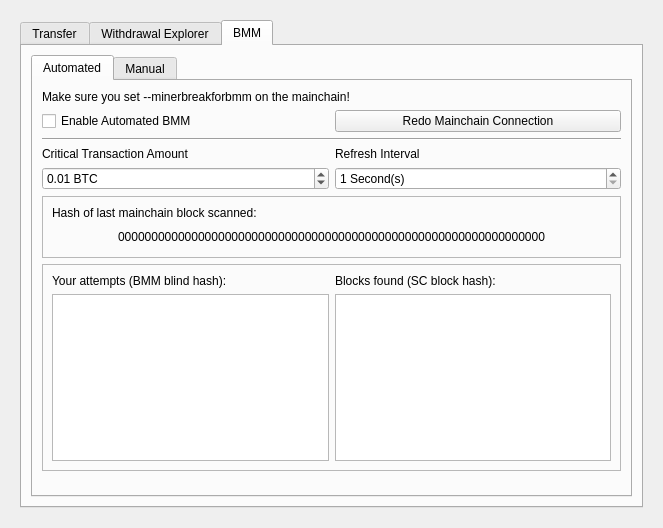
Before: the Qt Designer form src/qt/forms/sidechainpage.ui in skydogenet/sidechains, drawn with Qt 5.
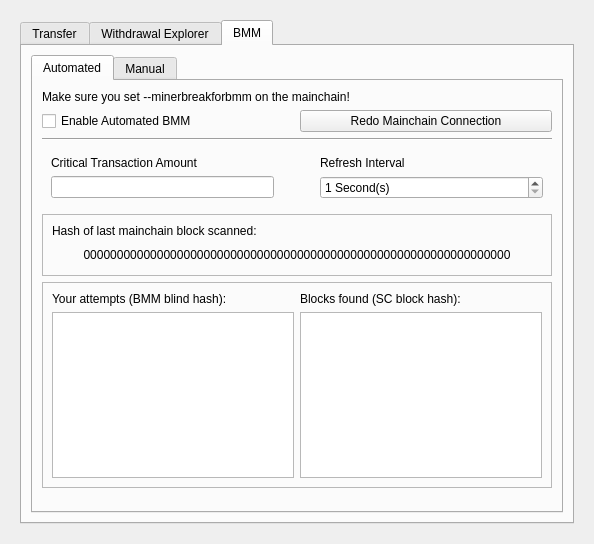
After: the same form once the commit is applied. The open tabs and pages were chosen to show the change. Icons and pictures are not drawn. Custom widgets are drawn as their Qt base class.

Commit message:
Bug fix, update BMM tab, change default bmm amount
* Fix bug where specified BMM critical transaction amount was not sent
to the mainchain and the default value was used instead.

* Change BMM amount interface from double spin box to bitcoinamountfield

* Change default BMM amount to 0.0001

Diff of the .ui file:
```diff
--- a/src/qt/forms/sidechainpage.ui
+++ b/src/qt/forms/sidechainpage.ui
@@ -6,10 +6,16 @@
    <rect>
     <x>0</x>
     <y>0</y>
-    <width>663</width>
-    <height>528</height>
+    <width>594</width>
+    <height>544</height>
    </rect>
   </property>
+  <property name="sizePolicy">
+   <sizepolicy hsizetype="Expanding" vsizetype="Preferred">
+    <horstretch>0</horstretch>
+    <verstretch>0</verstretch>
+   </sizepolicy>
+  </property>
   <property name="windowTitle">
    <string>Form</string>
   </property>
@@ -751,7 +757,69 @@
                  </property>
                 </widget>
                </item>
-               <item row="9" column="0" colspan="2">
+               <item row="1" column="0">
+                <widget class="QCheckBox" name="checkBoxEnableAutomation">
+                 <property name="statusTip">
+                  <string/>
+                 </property>
+                 <property name="whatsThis">
+                  <string/>
+                 </property>
+                 <property name="text">
+                  <string>Enable Automated BMM</string>
+                 </property>
+                 <property name="checked">
+                  <bool>false</bool>
+                 </property>
+                </widget>
+               </item>
+               <item row="0" column="0" colspan="2">
+                <widget class="QLabel" name="label_23">
+                 <property name="text">
+                  <string>Make sure you set --minerbreakforbmm on the mainchain!</string>
+                 </property>
+                </widget>
+               </item>
+               <item row="7" column="0" colspan="2">
+                <widget class="QFrame" name="frame_14">
+                 <property name="frameShape">
+                  <enum>QFrame::StyledPanel</enum>
+                 </property>
+                 <property name="frameShadow">
+                  <enum>QFrame::Raised</enum>
+                 </property>
+                 <layout class="QVBoxLayout" name="verticalLayout">
+                  <item>
+                   <widget class="QLabel" name="label_15">
+                    <property name="text">
+                     <string>Hash of last mainchain block scanned: </string>
+                    </property>
+                   </widget>
+                  </item>
+                  <item>
+                   <widget class="QPushButton" name="pushButtonHashBlockLastSeen">
+                    <property name="cursor">
+                     <cursorShape>ArrowCursor</cursorShape>
+                    </property>
+                    <property name="text">
+                     <string>0000000000000000000000000000000000000000000000000000000000000000</string>
+                    </property>
+                    <property name="flat">
+                     <bool>true</bool>
+                    </property>
+                   </widget>
+                  </item>
+                 </layout>
+                </widget>
+               </item>
+               <item row="1" column="1">
+                <widget class="QPushButton" name="pushButtonConfigureBMM">
+                 <property name="text">
+                  <string>Redo Mainchain Connection</string>
+                 </property>
+                </widget>
+               </item>
+               <item row="11" column="0" colspan="2">
                 <widget class="QFrame" name="frame_13">
                  <property name="frameShape">
                   <enum>QFrame::StyledPanel</enum>
@@ -783,7 +851,7 @@
                  </layout>
                 </widget>
                </item>
-               <item row="10" column="0" colspan="2">
+               <item row="12" column="0" colspan="2">
                 <spacer name="verticalSpacer_3">
                  <property name="orientation">
                   <enum>Qt::Vertical</enum>
@@ -799,129 +867,95 @@
                  </property>
                 </spacer>
                </item>
-               <item row="4" column="1">
-                <widget class="QSpinBox" name="spinBoxRefreshInterval">
-                 <property name="suffix">
-                  <string> Second(s)</string>
+               <item row="3" column="0" colspan="2">
+                <widget class="QFrame" name="frame_10">
+                 <property name="minimumSize">
+                  <size>
+                   <width>0</width>
+                   <height>0</height>
+                  </size>
                  </property>
-                 <property name="minimum">
-                  <number>1</number>
-                 </property>
-                 <property name="maximum">
-                  <number>600</number>
-                 </property>
-                 <property name="value">
-                  <number>1</number>
-                 </property>
-                </widget>
-               </item>
-               <item row="5" column="0" colspan="2">
-                <widget class="QFrame" name="frame_14">
                  <property name="frameShape">
-                  <enum>QFrame::StyledPanel</enum>
+                  <enum>QFrame::NoFrame</enum>
                  </property>
                  <property name="frameShadow">
-                  <enum>QFrame::Raised</enum>
+                  <enum>QFrame::Plain</enum>
                  </property>
-                 <layout class="QVBoxLayout" name="verticalLayout">
-                  <item>
-                   <widget class="QLabel" name="label_15">
+                 <property name="lineWidth">
+                  <number>0</number>
+                 </property>
+                 <layout class="QGridLayout" name="gridLayout_17">
+                  <item row="0" column="2">
+                   <widget class="QLabel" name="label_14">
                     <property name="text">
-                     <string>Hash of last mainchain block scanned: </string>
+                     <string>Refresh Interval</string>
                     </property>
                    </widget>
                   </item>
-                  <item>
-                   <widget class="QPushButton" name="pushButtonHashBlockLastSeen">
-                    <property name="cursor">
-                     <cursorShape>ArrowCursor</cursorShape>
+                  <item row="1" column="0">
+                   <widget class="BitcoinAmountField" name="bmmAmount">
+                    <property name="sizePolicy">
+                     <sizepolicy hsizetype="MinimumExpanding" vsizetype="Fixed">
+                      <horstretch>0</horstretch>
+                      <verstretch>0</verstretch>
+                     </sizepolicy>
                     </property>
-                    <property name="text">
-                     <string>0000000000000000000000000000000000000000000000000000000000000000</string>
+                   </widget>
+                  </item>
+                  <item row="1" column="2">
+                   <widget class="QSpinBox" name="spinBoxRefreshInterval">
+                    <property name="sizePolicy">
+                     <sizepolicy hsizetype="MinimumExpanding" vsizetype="Fixed">
+                      <horstretch>0</horstretch>
+                      <verstretch>0</verstretch>
+                     </sizepolicy>
                     </property>
-                    <property name="flat">
-                     <bool>true</bool>
+                    <property name="suffix">
+                     <string> Second(s)</string>
                     </property>
+                    <property name="minimum">
+                     <number>1</number>
+                    </property>
+                    <property name="maximum">
+                     <number>600</number>
+                    </property>
+                    <property name="value">
+                     <number>1</number>
+                    </property>
                    </widget>
                   </item>
+                  <item row="0" column="0">
+                   <widget class="QLabel" name="label_13">
+                    <property name="sizePolicy">
+                     <sizepolicy hsizetype="Minimum" vsizetype="Preferred">
+                      <horstretch>0</horstretch>
+                      <verstretch>0</verstretch>
+                     </sizepolicy>
+                    </property>
+                    <property name="text">
+                     <string>Critical Transaction Amount</string>
+                    </property>
+                   </widget>
+                  </item>
+                  <item row="0" column="1" rowspan="2">
+                   <spacer name="horizontalSpacer_3">
+                    <property name="orientation">
+                     <enum>Qt::Horizontal</enum>
+                    </property>
+                    <property name="sizeType">
+                     <enum>QSizePolicy::Maximum</enum>
+                    </property>
+                    <property name="sizeHint" stdset="0">
+                     <size>
+                      <width>40</width>
+                      <height>20</height>
+                     </size>
+                    </property>
+                   </spacer>
+                  </item>
                  </layout>
                 </widget>
                </item>
-               <item row="4" column="0">
-                <widget class="QDoubleSpinBox" name="doubleSpinBoxBMMAmount">
-                 <property name="prefix">
-                  <string/>
-                 </property>
-                 <property name="suffix">
-                  <string> BTC</string>
-                 </property>
-                 <property name="decimals">
-                  <number>2</number>
-                 </property>
-                 <property name="minimum">
-                  <double>0.000000000000000</double>
-                 </property>
-                 <property name="maximum">
-                  <double>1.000000000000000</double>
-                 </property>
-                 <property name="singleStep">
-                  <double>0.001000000000000</double>
-                 </property>
-                 <property name="value">
-                  <double>0.010000000000000</double>
-                 </property>
-                </widget>
-               </item>
-               <item row="3" column="1">
-                <widget class="QLabel" name="label_14">
-                 <property name="text">
-                  <string>Refresh Interval</string>
-                 </property>
-                </widget>
-               </item>
-               <item row="3" column="0">
-                <widget class="QLabel" name="label_13">
-                 <property name="sizePolicy">
-                  <sizepolicy hsizetype="Minimum" vsizetype="Preferred">
-                   <horstretch>0</horstretch>
-                   <verstretch>0</verstretch>
-                  </sizepolicy>
-                 </property>
-                 <property name="text">
-                  <string>Critical Transaction Amount</string>
-                 </property>
-                </widget>
-               </item>
-               <item row="1" column="0">
-                <widget class="QCheckBox" name="checkBoxEnableAutomation">
-                 <property name="statusTip">
-                  <string/>
-                 </property>
-                 <property name="whatsThis">
-                  <string/>
-                 </property>
-                 <property name="text">
-                  <string>Enable Automated BMM</string>
-                 </property>
-                 <property name="checked">
-                  <bool>false</bool>
-                 </property>
-                </widget>
-               </item>
-               <item row="1" column="1">
-                <widget class="QPushButton" name="pushButtonConfigureBMM">
-                 <property name="text">
-                  <string>Redo Mainchain Connection</string>
-                 </property>
-                </widget>
-               </item>
-               <item row="0" column="0" colspan="2">
-                <widget class="QLabel" name="label_23">
-                 <property name="text">
-                  <string>Make sure you set --minerbreakforbmm on the mainchain!</string>
-                 </property>
-                </widget>
-               </item>
               </layout>
              </widget>
              <widget class="QWidget" name="Manual">
```
Left out of the diff: 47 changed lines with no effect on the pictures. The commit also changes 5 other files.
